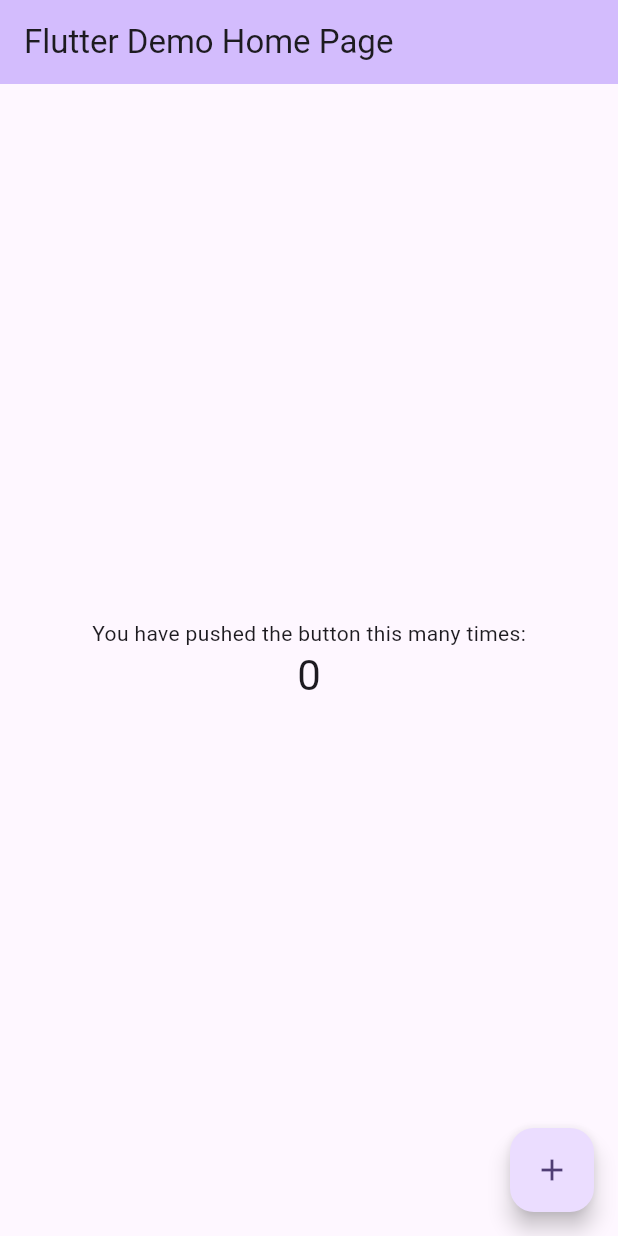
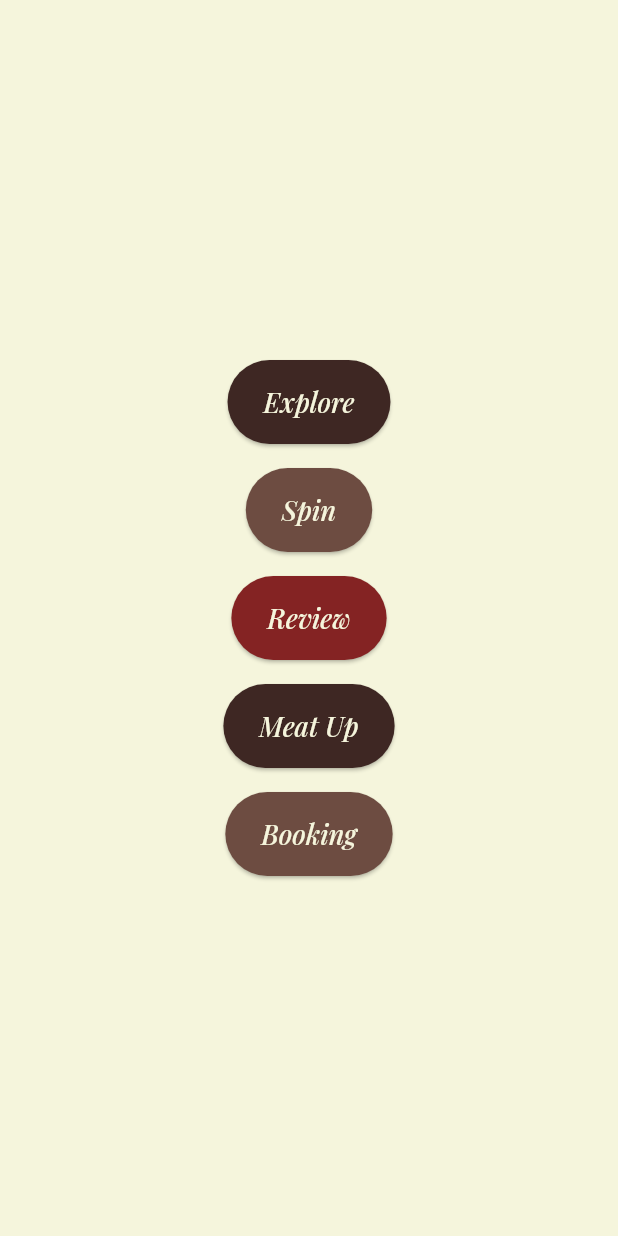
Before and after one commit to PBP-C09/setaksetik-mobile-upgrade, a Flutter app: the screen it shows after launch, on a phone screen of 412 x 824 dp. Run offline on Flutter 3.47's test engine with Material 3 defaults, Android fonts, the phone set to English and light mode, and no system bars.

Commit message:
Modified main to become the base of the app. First creation of Home Page and each screens. Added fonts to assets. Implemented the view for Spin Page.

```diff
--- a/lib/main.dart
+++ b/lib/main.dart
@@ -1,4 +1,5 @@
 import 'package:flutter/material.dart';
+import 'screens/home.dart';
 
 void main() {
   runApp(const MyApp());
@@ -7,119 +8,31 @@
 class MyApp extends StatelessWidget {
   const MyApp({super.key});
 
-  // This widget is the root of your application.
   @override
   Widget build(BuildContext context) {
     return MaterialApp(
-      title: 'Flutter Demo',
+      title: 'SetakSetik',
       theme: ThemeData(
-        // This is the theme of your application.
-        //
-        // TRY THIS: Try running your application with "flutter run". You'll see
-        // the application has a purple toolbar. Then, without quitting the app,
-        // try changing the seedColor in the colorScheme below to Colors.green
-        // and then invoke "hot reload" (save your changes or press the "hot
-        // reload" button in a Flutter-supported IDE, or press "r" if you used
-        // the command line to start the app).
-        //
-        // Notice that the counter didn't reset back to zero; the application
-        // state is not lost during the reload. To reset the state, use hot
-        // restart instead.
-        //
-        // This works for code too, not just values: Most code changes can be
-        // tested with just a hot reload.
-        colorScheme: ColorScheme.fromSeed(seedColor: Colors.deepPurple),
+        scaffoldBackgroundColor: const Color(0xFF6D4C41),
+        colorScheme: ColorScheme.fromSwatch(
+          primarySwatch: Colors.brown,
+        ).copyWith(secondary: const Color(0xFF842323)),
+        textTheme: TextTheme(
+          bodyLarge: TextStyle(fontFamily: 'Raleway', color: const Color(0xFFF5F5DC)),
+          bodyMedium: TextStyle(fontFamily: 'Raleway', color: const Color(0xFF3E2723)),
+          bodySmall: TextStyle(fontFamily: 'Raleway', color: const Color(0xFFF5F5DC)),
+        ),
+        appBarTheme: AppBarTheme(
+          backgroundColor: const Color(0xFFF5F5DC),
+          titleTextStyle: TextStyle(
+            fontFamily: 'Playfair Display',
+            color: const Color(0xFF3E2723),
+            fontSize: 20,
+          ),
+        ),
         useMaterial3: true,
-      ),
-      home: const MyHomePage(title: 'Flutter Demo Home Page'),
+        ),
+      home: const HomePage(),
     );
   }
 }
-
-class MyHomePage extends StatefulWidget {
-  const MyHomePage({super.key, required this.title});
-
-  // This widget is the home page of your application. It is stateful, meaning
-  // that it has a State object (defined below) that contains fields that affect
-  // how it looks.
-
-  // This class is the configuration for the state. It holds the values (in this
-  // case the title) provided by the parent (in this case the App widget) and
-  // used by the build method of the State. Fields in a Widget subclass are
-  // always marked "final".
-
-  final String title;
-
-  @override
-  State<MyHomePage> createState() => _MyHomePageState();
-}
-
-class _MyHomePageState extends State<MyHomePage> {
-  int _counter = 0;
-
-  void _incrementCounter() {
-    setState(() {
-      // This call to setState tells the Flutter framework that something has
-      // changed in this State, which causes it to rerun the build method below
-      // so that the display can reflect the updated values. If we changed
-      // _counter without calling setState(), then the build method would not be
-      // called again, and so nothing would appear to happen.
-      _counter++;
-    });
-  }
-
-  @override
-  Widget build(BuildContext context) {
-    // This method is rerun every time setState is called, for instance as done
-    // by the _incrementCounter method above.
-    //
-    // The Flutter framework has been optimized to make rerunning build methods
-    // fast, so that you can just rebuild anything that needs updating rather
-    // than having to individually change instances of widgets.
-    return Scaffold(
-      appBar: AppBar(
-        // TRY THIS: Try changing the color here to a specific color (to
-        // Colors.amber, perhaps?) and trigger a hot reload to see the AppBar
-        // change color while the other colors stay the same.
-        backgroundColor: Theme.of(context).colorScheme.inversePrimary,
-        // Here we take the value from the MyHomePage object that was created by
-        // the App.build method, and use it to set our appbar title.
-        title: Text(widget.title),
-      ),
-      body: Center(
-        // Center is a layout widget. It takes a single child and positions it
-        // in the middle of the parent.
-        child: Column(
-          // Column is also a layout widget. It takes a list of children and
-          // arranges them vertically. By default, it sizes itself to fit its
-          // children horizontally, and tries to be as tall as its parent.
-          //
-          // Column has various properties to control how it sizes itself and
-          // how it positions its children. Here we use mainAxisAlignment to
-          // center the children vertically; the main axis here is the vertical
-          // axis because Columns are vertical (the cross axis would be
-          // horizontal).
-          //
-          // TRY THIS: Invoke "debug painting" (choose the "Toggle Debug Paint"
-          // action in the IDE, or press "p" in the console), to see the
-          // wireframe for each widget.
-          mainAxisAlignment: MainAxisAlignment.center,
-          children: <Widget>[
-            const Text(
-              'You have pushed the button this many times:',
-            ),
-            Text(
-              '$_counter',
-              style: Theme.of(context).textTheme.headlineMedium,
-            ),
-          ],
-        ),
-      ),
-      floatingActionButton: FloatingActionButton(
-        onPressed: _incrementCounter,
-        tooltip: 'Increment',
-        child: const Icon(Icons.add),
-      ), // This trailing comma makes auto-formatting nicer for build methods.
-    );
-  }
-}
--- /dev/null
+++ b/lib/screens/booking.dart
@@ -0,0 +1,17 @@
+import 'package:flutter/material.dart';
+
+class BookingPage extends StatelessWidget {
+  const BookingPage({super.key});
+
+  @override
+  Widget build(BuildContext context) {
+    return Scaffold(
+      appBar: AppBar(
+        title: const Text('Booking'),
+      ),
+      body: const Center(
+        child: Text('Ini adalah halaman Booking'),
+      ),
+    );
+  }
+}
--- /dev/null
+++ b/lib/screens/home.dart
@@ -0,0 +1,54 @@
+import 'package:flutter/material.dart';
+import 'explore.dart';
+import 'review.dart';
+import 'spin.dart';
+import 'meatup.dart';
+import 'booking.dart';
+
+class HomePage extends StatelessWidget {
+  const HomePage({super.key});
+
+  @override
+  Widget build(BuildContext context) {
+    return Scaffold(
+      backgroundColor: const Color(0xFFF5F5DC), // Beige background
+      body: Center(
+        child: Column(
+          mainAxisAlignment: MainAxisAlignment.center,
+          children: [
+            _buildButton(context, 'Explore', const ExplorePage(), const Color(0xFF3E2723), const Color(0xFFF5F5DC)),
+            SizedBox(height: 16.0),
+            _buildButton(context, 'Spin', const SpinPage(), const Color(0xFF6D4C41), const Color(0xFFF5F5DC)),
+            SizedBox(height: 16.0),
+            _buildButton(context, 'Review', const ReviewPage(), const Color(0xFF842323), const Color(0xFFF5F5DC)),
+            SizedBox(height: 16.0),
+            _buildButton(context, 'Meat Up', const MeatUpPage(), const Color(0xFF3E2723), const Color(0xFFF5F5DC)),
+            SizedBox(height: 16.0),
+            _buildButton(context, 'Booking', const BookingPage(), const Color(0xFF6D4C41), const Color(0xFFF5F5DC)),
+          ],
+        ),
+      ),
+    );
+  }
+
+  Widget _buildButton(BuildContext context, String label, Widget page, Color backgroundColor, Color textColor) {
+    return ElevatedButton(
+      onPressed: () {
+        Navigator.push(
+          context,
+          MaterialPageRoute(builder: (context) => page),
+        );
+      },
+      style: ElevatedButton.styleFrom(
+        backgroundColor: backgroundColor,
+        padding: const EdgeInsets.symmetric(horizontal: 24.0, vertical: 16.0),
+        // Belom berhasil aplikasiin font lmao
+        textStyle: const TextStyle(fontFamily: 'Playfair Display', fontSize: 18, fontStyle: FontStyle.italic),
+      ),
+      child: Text(
+        label,
+        style: TextStyle(fontFamily: 'Playfair Display', color: textColor),
+      ),
+    );
+  }
+}
```
Also changed, not shown: lib/screens/explore.dart (added, +17 -0 lines), lib/screens/meatup.dart (added, +17 -0 lines), lib/screens/review.dart (added, +17 -0 lines), lib/screens/spin.dart (added, +225 -0 lines), pubspec.yaml (+24 -13 lines), assets/fonts/PlayfairDisplay-Bold.ttf (added), assets/fonts/PlayfairDisplay-Italic.ttf (added), assets/fonts/PlayfairDisplay-Medium.ttf (added), assets/fonts/PlayfairDisplay-MediumItalic.ttf (added), assets/fonts/PlayfairDisplay-Regular.ttf (added), assets/fonts/PlayfairDisplay-SemiBold.ttf (added), assets/fonts/PlayfairDisplay-SemiBoldItalic.ttf (added), assets/fonts/Raleway-Bold.ttf (added), assets/fonts/Raleway-Italic.ttf (added), 4 more files.
